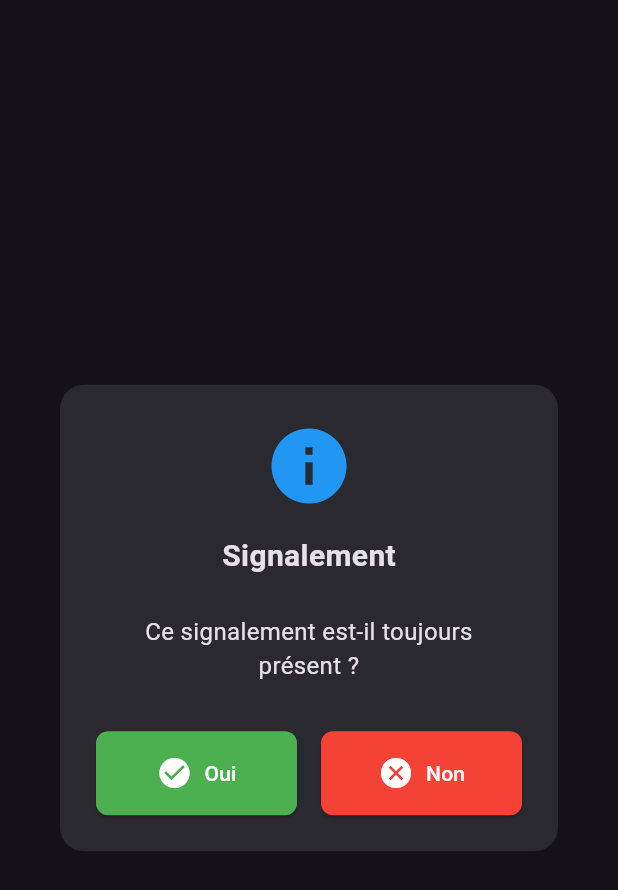
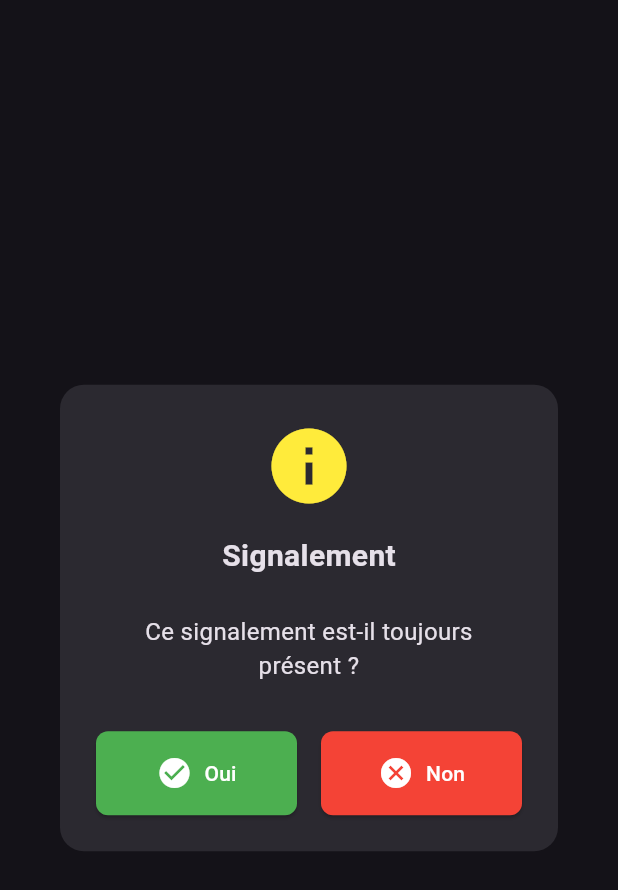
Before and after one commit to sarahwcqz/Portfolio, a Flutter app: the ReportConfirmationDialog widget shown alone on an empty page, opened directly with empty values, on a phone screen of 412 x 824 dp. Shown: the top 890 px of the screen. Run offline on Flutter 3.47's test engine with Material 3 defaults, Android fonts, the phone set to English and light mode, and no system bars; our stand-ins replace flutter_compass, flutter_dotenv, flutter_map, flutter_typeahead, geolocator, latlong2 and 4 more; missing offline and left inert: flutter_map_marker_cluster; accounts and stored records are empty.

Commit message:
modifying reports types and icons

```diff
--- a/front/lib/views/widgets/report_action_dialog.dart
+++ b/front/lib/views/widgets/report_validation_dialog.dart
@@ -158,25 +158,25 @@ class _ReportConfirmationDialogState extends State<ReportConfirmationDialog> {
     Color color;
 
     switch (type.toLowerCase()) {
-      case 'accident':
-        iconData = Icons.warning;
-        color = Colors.red;
+      case 'permanent':
+        iconData = Icons.stairs;
+        color = Colors.purple;
         break;
       case 'travaux':
         iconData = Icons.construction;
         color = Colors.orange;
         break;
-      case 'danger':
-        iconData = Icons.dangerous;
+      case 'dégradation':
+        iconData = Icons.warning;
+        color = Colors.blue;
+        break;
+      case 'obstruction':
+        iconData = Icons.block;
         color = Colors.red;
-        break;
-      case 'test':
-        iconData = Icons.bug_report;
-        color = Colors.purple;
         break;
       default:
         iconData = Icons.info;
-        color = Colors.blue;
+        color = Colors.yellow;
     }
 
     return Icon(iconData, size: 60, color: color);
@@ -185,14 +185,14 @@ class _ReportConfirmationDialogState extends State<ReportConfirmationDialog> {
   // ----------------------------------- title -------------------------------
   String _getTitle(String type) {
     switch (type.toLowerCase()) {
-      case 'accident':
-        return "Accident";
+      case 'permanent':
+        return "Problème permanent (escaliers...)";
       case 'travaux':
         return "Travaux";
-      case 'danger':
-        return "Danger";
-      case 'test':
-        return "Test";
+      case 'dégradation de la voie':
+        return "Dégradation de la voie (trous...)";
+      case 'obstruction de la voie':
+        return "Obstruction de la voie (poubelle, voiture...)";
       default:
         return "Signalement";
     }
```
Also changed, not shown: front/lib/views/widgets/map_reports_layer.dart (+8 -8 lines), 1 other file.
